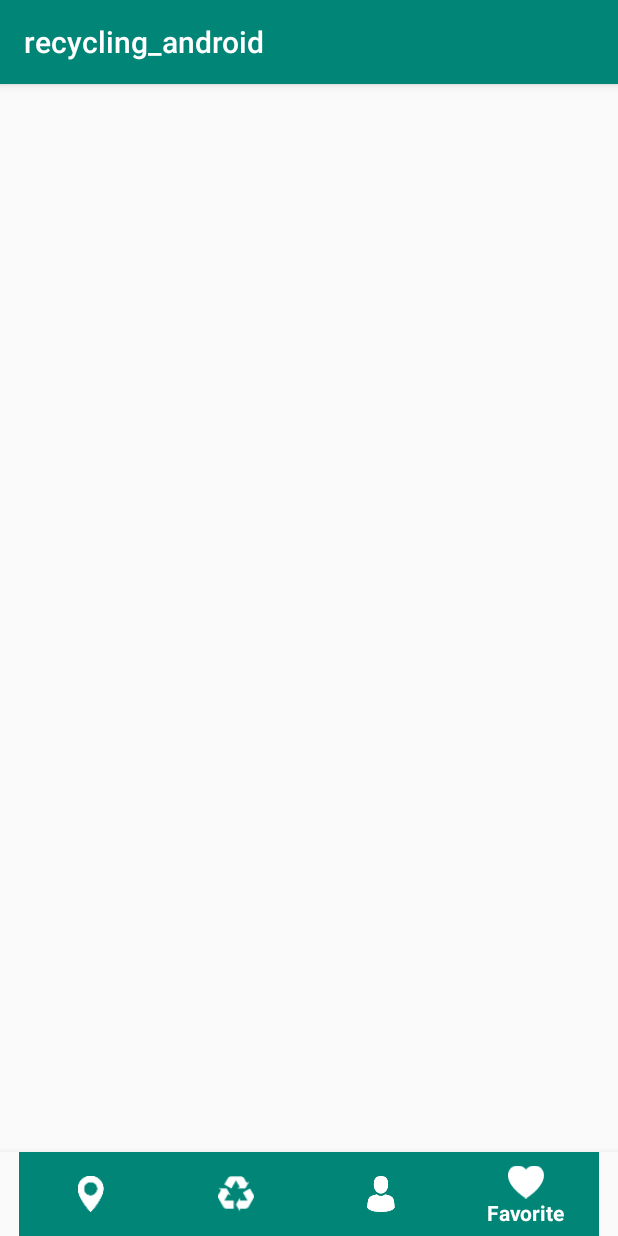
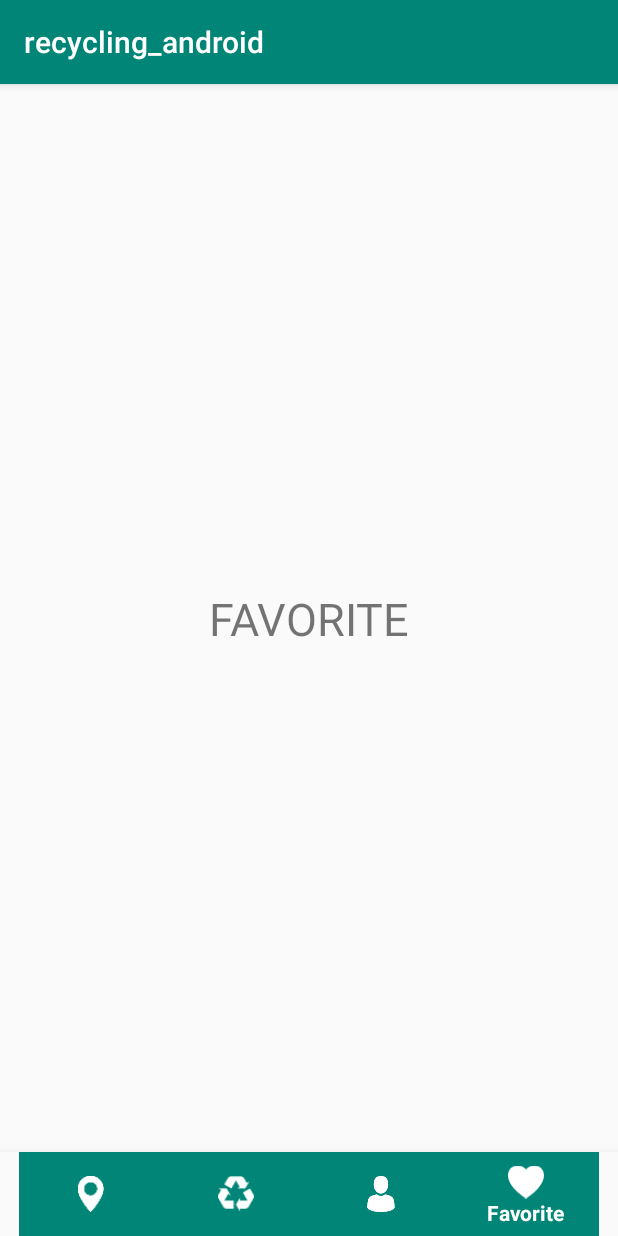
Before and after one commit to NikolayPuliaiev/recycling_android, an Android app: the screen it shows after launch (MainActivity), item 4 of the bottom bar chosen, on a phone screen of 412 x 824 dp. Run offline under Robolectric (Android 15) with nearby library versions, the light colour scheme and no system bars; our stand-ins replace data binding.

Commit message:
Added the rest of navigation fragments

```diff
--- /dev/null
+++ b/app/src/main/java/com/nikolaypuliaiev/recycling/ui/favorite/FavoriteFragment.kt
@@ -0,0 +1,35 @@
+package com.nikolaypuliaiev.recycling.ui.favorite
+
+import android.arch.lifecycle.ViewModelProviders
+import android.databinding.DataBindingUtil
+import android.os.Bundle
+import android.view.LayoutInflater
+import android.view.View
+import android.view.ViewGroup
+import com.nikolaypuliaiev.recycling.R
+import com.nikolaypuliaiev.recycling.databinding.FragmentFavoriteBinding
+import com.nikolaypuliaiev.recycling.utils.BaseClasses.BaseFragment
+
+class FavoriteFragment: BaseFragment() {
+
+    companion object {
+        fun newInstance(): FavoriteFragment = FavoriteFragment()
+    }
+
+    // setting up ViewModel
+    private val viewModel: FavoriteViewModel
+            by lazy {
+                ViewModelProviders.of(this)
+                    .get(FavoriteViewModel::class.java)
+            }
+
+    private lateinit var binding: FragmentFavoriteBinding
+
+    override fun onCreateView(inflater: LayoutInflater, container: ViewGroup?, savedInstanceState: Bundle?): View? {
+        binding = DataBindingUtil.inflate(inflater, R.layout.fragment_favorite, container, false)
+
+        binding.viewModel = viewModel
+
+        return binding.root
+    }
+}
--- /dev/null
+++ b/app/src/main/java/com/nikolaypuliaiev/recycling/ui/favorite/FavoriteViewModel.kt
@@ -0,0 +1,7 @@
+package com.nikolaypuliaiev.recycling.ui.favorite
+
+import com.nikolaypuliaiev.recycling.utils.BaseClasses.BaseViewModel
+
+class FavoriteViewModel: BaseViewModel() {
+
+}
--- a/app/src/main/java/com/nikolaypuliaiev/recycling/ui/main/MainActivity.kt
+++ b/app/src/main/java/com/nikolaypuliaiev/recycling/ui/main/MainActivity.kt
@@ -6,7 +6,10 @@ import android.os.Bundle
 import android.support.v4.app.Fragment
 import com.nikolaypuliaiev.recycling.R
 import com.nikolaypuliaiev.recycling.databinding.ActivityMainBinding
+import com.nikolaypuliaiev.recycling.ui.favorite.FavoriteFragment
 import com.nikolaypuliaiev.recycling.ui.map.MapFragment
+import com.nikolaypuliaiev.recycling.ui.profile.ProfileFragment
+import com.nikolaypuliaiev.recycling.ui.sorting.SortingFragment
 import com.nikolaypuliaiev.recycling.utils.BaseClasses.BaseActivity
 
 class MainActivity : BaseActivity() {
@@ -26,26 +29,29 @@ class MainActivity : BaseActivity() {
         binding = DataBindingUtil.setContentView(this, R.layout.activity_main)
         binding.viewModel = homeViewModel
 
+        // Open first tab
+        openFragment(MapFragment.newInstance())
+
         setupObservers()
     }
 
     private fun setupObservers() {
-        binding.navigationView.setOnNavigationItemSelectedListener {item ->
+        binding.navigationView.setOnNavigationItemSelectedListener { item ->
             when (item.itemId) {
                 R.id.navigation_map -> {
                     openFragment(MapFragment.newInstance())
                     return@setOnNavigationItemSelectedListener true
                 }
                 R.id.navigation_sorting -> {
-
-                    return@setOnNavigationItemSelectedListener  true
+                    openFragment(SortingFragment.newInstance())
+                    return@setOnNavigationItemSelectedListener true
                 }
                 R.id.navigation_profile -> {
-
+                    openFragment(ProfileFragment.newInstance())
                     return@setOnNavigationItemSelectedListener true
                 }
                 R.id.navigation_favorite -> {
-
+                    openFragment(FavoriteFragment.newInstance())
                     return@setOnNavigationItemSelectedListener true
                 }
                 else -> false
--- /dev/null
+++ b/app/src/main/res/layout/fragment_favorite.xml
@@ -0,0 +1,25 @@
+<?xml version="1.0" encoding="utf-8"?>
+<layout xmlns:android="http://schemas.android.com/apk/res/android" xmlns:app="http://schemas.android.com/apk/res-auto">
+
+    <data>
+        <variable
+                name="viewModel"
+                type="com.nikolaypuliaiev.recycling.ui.favorite.FavoriteViewModel"/>
+    </data>
+
+    <android.support.constraint.ConstraintLayout
+            android:layout_width="match_parent"
+            android:layout_height="match_parent">
+
+        <TextView
+                android:layout_width="wrap_content"
+                android:layout_height="wrap_content"
+                app:layout_constraintStart_toStartOf="parent"
+                app:layout_constraintEnd_toEndOf="parent"
+                app:layout_constraintBottom_toBottomOf="parent"
+                app:layout_constraintTop_toTopOf="parent"
+                android:text="FAVORITE"
+                android:textSize="30sp"/>
+
+    </android.support.constraint.ConstraintLayout>
+</layout>
```
Also changed, not shown: app/src/main/java/com/nikolaypuliaiev/recycling/ui/profile/ProfileFragment.kt (added, +35 -0 lines), app/src/main/java/com/nikolaypuliaiev/recycling/ui/profile/ProfileViewModel.kt (added, +7 -0 lines), app/src/main/java/com/nikolaypuliaiev/recycling/ui/sorting/SortingFragment.kt (added, +35 -0 lines), app/src/main/java/com/nikolaypuliaiev/recycling/ui/sorting/SortingViewModel.kt (added, +7 -0 lines), app/src/main/res/layout/fragment_profile.xml (added, +25 -0 lines), app/src/main/res/layout/fragment_sorting.xml (added, +24 -0 lines).
